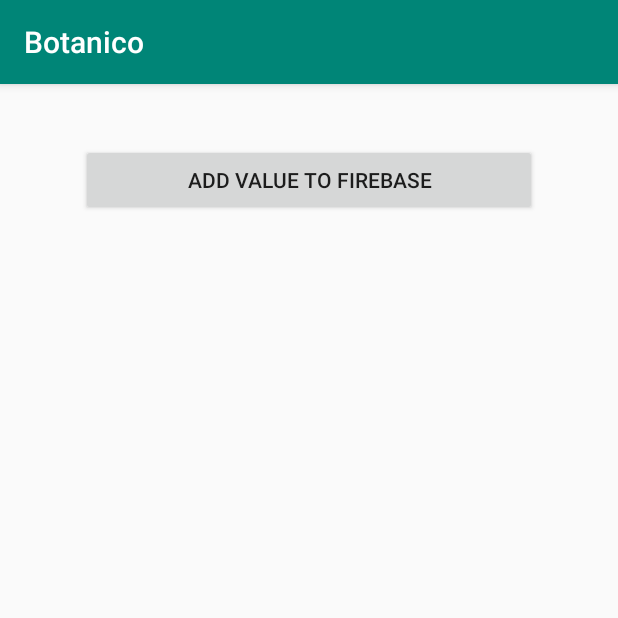
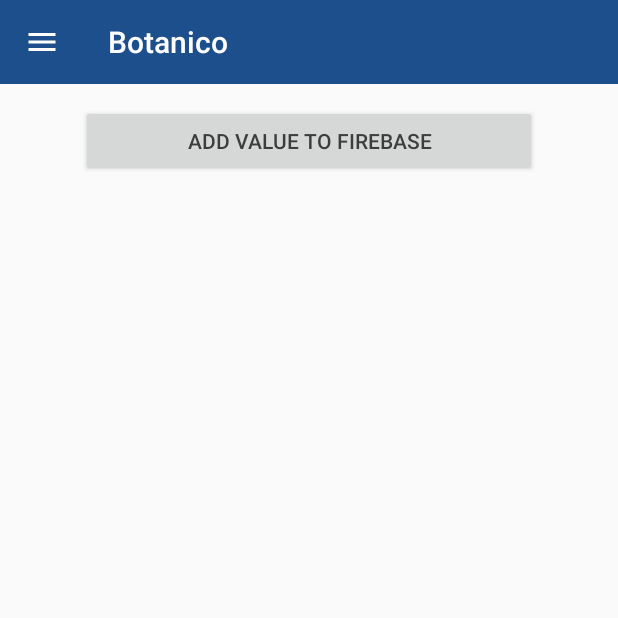
Before and after one commit to nperic1/Botanico, an Android app: the screen it shows after launch (MainActivity), on a phone screen of 412 x 824 dp, the top half of it. Run offline under Robolectric (Android 15) with nearby library versions, the phone set to English and light mode, and no system bars; our stand-ins replace Firebase (no records; nobody signed in at launch, a user with empty details on screens opened directly).

Commit message:
Promijenjena tema aplikacije i dodan navigacijski izbornik
Stvorena je nova tema aplikacije kao i stilovi i boje koje će se koristiti kroz aplikaciju. Implementirana je mogućnost otvaranja navigacijskog izbornika pomoću klika ili swipe-a.

```diff
--- a/app/build.gradle
+++ b/app/build.gradle
@@ -20,11 +20,18 @@ android {
 
 dependencies {
     implementation fileTree(dir: 'libs', include: ['*.jar'])
+
+    implementation 'com.android.support:support-media-compat:28.0.0'
+    implementation 'com.android.support:support-v4:28.0.0'
     implementation 'com.android.support:appcompat-v7:28.0.0'
+    implementation 'com.android.support:design:28.0.0'
+
     implementation 'com.android.support.constraint:constraint-layout:1.1.3'
+
     testImplementation 'junit:junit:4.12'
     androidTestImplementation 'com.android.support.test:runner:1.0.2'
     androidTestImplementation 'com.android.support.test.espresso:espresso-core:3.0.2'
+
     implementation 'com.google.firebase:firebase-database:16.0.3'
     implementation 'com.google.firebase:firebase-core:16.0.4'
 
--- a/app/src/main/AndroidManifest.xml
+++ b/app/src/main/AndroidManifest.xml
@@ -8,7 +8,7 @@
         android:label="@string/app_name"
         android:roundIcon="@mipmap/ic_launcher_round"
         android:supportsRtl="true"
-        android:theme="@style/AppTheme">
+        android:theme="@style/BotanicoTheme">
         <activity android:name=".MainActivity">
             <intent-filter>
                 <action android:name="android.intent.action.MAIN" />
--- a/app/src/main/java/hr/foi/air1817/botanico/MainActivity.java
+++ b/app/src/main/java/hr/foi/air1817/botanico/MainActivity.java
@@ -1,8 +1,14 @@
 package hr.foi.air1817.botanico;
 
 import android.support.annotation.NonNull;
+import android.support.design.widget.NavigationView;
+import android.support.v4.view.GravityCompat;
+import android.support.v4.widget.DrawerLayout;
+import android.support.v7.app.ActionBar;
 import android.support.v7.app.AppCompatActivity;
 import android.os.Bundle;
+import android.support.v7.widget.Toolbar;
+import android.view.MenuItem;
 import android.view.View;
 import android.widget.Button;
 import android.widget.TextView;
@@ -19,6 +25,8 @@ import java.util.Map;
 
 public class MainActivity extends AppCompatActivity {
 
+    private DrawerLayout mDrawerLayout;
+
     private Button btnAddValue;
     private TextView textView;
 
@@ -26,10 +34,12 @@ public class MainActivity extends AppCompatActivity {
 
     FirebaseDatabase database = FirebaseDatabase.getInstance();
     DatabaseReference myRef = database.getReference("message");
+
     @Override
     protected void onCreate(Bundle savedInstanceState) {
         super.onCreate(savedInstanceState);
         setContentView(R.layout.activity_main);
+
         textView = (TextView)findViewById(R.id.valueView);
         btnAddValue = (Button) findViewById(R.id.addValue);
         btnAddValue.setOnClickListener(new View.OnClickListener() {
@@ -41,7 +51,6 @@ public class MainActivity extends AppCompatActivity {
         });
 
         myRef.addValueEventListener(new ValueEventListener() {
-
             @Override
             public void onDataChange(@NonNull DataSnapshot dataSnapshot) {
                 String value = dataSnapshot.child("message").getValue(String.class);
@@ -53,5 +62,44 @@ public class MainActivity extends AppCompatActivity {
 
             }
         });
+
+        mDrawerLayout = (DrawerLayout) findViewById(R.id.drawer_layout);
+
+        NavigationView navigationView;
+        navigationView = findViewById(R.id.nav_view);
+        navigationView.setNavigationItemSelectedListener(
+                new NavigationView.OnNavigationItemSelectedListener() {
+                    @Override
+                    public boolean onNavigationItemSelected(MenuItem menuItem) {
+                        // set item as selected to persist highlight
+                        menuItem.setChecked(true);
+                        // close drawer when item is tapped
+                        mDrawerLayout.closeDrawers();
+
+                        // Add code here to update the UI based on the item selected
+                        // For example, swap UI fragments here
+
+                        return true;
+                    }
+                });
+
+
+        Toolbar toolbar = findViewById(R.id.toolbar);
+        setSupportActionBar(toolbar);
+
+        ActionBar actionbar = getSupportActionBar();
+        actionbar.setDisplayHomeAsUpEnabled(true);
+        actionbar.setHomeAsUpIndicator(R.drawable.ic_menu_white);
+
+    }
+
+    @Override
+    public boolean onOptionsItemSelected(MenuItem item) {
+        switch (item.getItemId()) {
+            case android.R.id.home:
+                mDrawerLayout.openDrawer(GravityCompat.START);
+                return true;
+        }
+        return super.onOptionsItemSelected(item);
     }
 }
--- /dev/null
+++ b/app/src/main/res/drawable/ic_menu_white.xml
@@ -0,0 +1,5 @@
+<vector android:height="24dp" android:tint="#FFFFFF"
+    android:viewportHeight="24.0" android:viewportWidth="24.0"
+    android:width="24dp" xmlns:android="http://schemas.android.com/apk/res/android">
+    <path android:fillColor="#FF000000" android:pathData="M3,18h18v-2L3,16v2zM3,13h18v-2L3,11v2zM3,6v2h18L21,6L3,6z"/>
+</vector>
--- a/app/src/main/res/layout/activity_main.xml
+++ b/app/src/main/res/layout/activity_main.xml
@@ -1,10 +1,32 @@
 <?xml version="1.0" encoding="utf-8"?>
-<android.support.constraint.ConstraintLayout xmlns:android="http://schemas.android.com/apk/res/android"
+<android.support.v4.widget.DrawerLayout xmlns:android="http://schemas.android.com/apk/res/android"
     xmlns:app="http://schemas.android.com/apk/res-auto"
     xmlns:tools="http://schemas.android.com/tools"
+    android:id="@+id/drawer_layout"
     android:layout_width="match_parent"
     android:layout_height="match_parent"
+    android:fitsSystemWindows="true"
     tools:context=".MainActivity">
+
+    <!-- Layout to contain contents of main body of screen (drawer will slide over this) -->
+    <FrameLayout
+        android:id="@+id/content_frame"
+        android:layout_width="match_parent"
+        android:layout_height="match_parent">
+
+        <android.support.v7.widget.Toolbar
+            android:id="@+id/toolbar"
+            android:layout_width="match_parent"
+            android:layout_height="?attr/actionBarSize"
+            android:background="?attr/colorPrimary"
+            android:theme="@style/ThemeOverlay.AppCompat.Dark">
+
+        </android.support.v7.widget.Toolbar>
+
+        <!-- Tu ide ostali UI -->
+        <android.support.constraint.ConstraintLayout
+            android:layout_width="match_parent"
+            android:layout_height="match_parent">
 
             <TextView
                 android:id="@+id/valueView"
@@ -21,11 +43,25 @@
                 android:layout_width="304dp"
                 android:layout_height="wrap_content"
                 android:layout_marginStart="8dp"
-        android:layout_marginTop="40dp"
+                android:layout_marginTop="70dp"
                 android:layout_marginEnd="8dp"
                 android:text="Add value to Firebase"
                 app:layout_constraintEnd_toEndOf="parent"
                 app:layout_constraintStart_toStartOf="parent"
                 app:layout_constraintTop_toTopOf="parent" />
+        </android.support.constraint.ConstraintLayout>
 
-</android.support.constraint.ConstraintLayout>
+    </FrameLayout>
+
+    <!-- Container for contents of drawer - use NavigationView to make configuration easier -->
+    <android.support.design.widget.NavigationView
+        android:id="@+id/nav_view"
+        android:layout_width="wrap_content"
+        android:layout_height="match_parent"
+        android:layout_gravity="start"
+        android:fitsSystemWindows="true"
+        app:menu="@menu/drawer_view"
+        app:headerLayout="@layout/nav_header">
+    </android.support.design.widget.NavigationView>
+
+</android.support.v4.widget.DrawerLayout>
--- /dev/null
+++ b/app/src/main/res/layout/nav_header.xml
@@ -0,0 +1,18 @@
+<?xml version="1.0" encoding="utf-8"?>
+<LinearLayout xmlns:android="http://schemas.android.com/apk/res/android"
+    android:layout_width="match_parent"
+    android:layout_height="192dp"
+    android:background="@color/textPrimary"
+    android:padding="16dp"
+    android:theme="@style/ThemeOverlay.AppCompat.Dark"
+    android:orientation="vertical"
+    android:gravity="bottom">
+
+    <TextView
+        android:layout_width="match_parent"
+        android:layout_height="wrap_content"
+        android:text="@string/app_name"
+        android:textAppearance="@style/TextAppearance.AppCompat.Title"
+        android:textColor="#ffffff"/>
+
+</LinearLayout>
--- /dev/null
+++ b/app/src/main/res/menu/drawer_view.xml
@@ -0,0 +1,23 @@
+<?xml version="1.0" encoding="utf-8"?>
+<menu xmlns:android="http://schemas.android.com/apk/res/android">
+    <group android:checkableBehavior="single">
+        <item
+            android:id="@+id/nav_home"
+            android:title="Home" />
+        <item
+            android:id="@+id/nav_gallery"
+            android:title="Gallery" />
+        <item
+            android:id="@+id/nav_notification_settings"
+            android:title="Notification settings" />
+    </group>
+
+    <group android:checkableBehavior="single">
+        <item
+            android:id="@+id/nav_help"
+            android:title="Help" />
+        <item
+            android:id="@+id/nav_info"
+            android:title="Info" />
+    </group>
+</menu>
--- a/app/src/main/res/values/colors.xml
+++ b/app/src/main/res/values/colors.xml
@@ -1,6 +1,7 @@
 <?xml version="1.0" encoding="utf-8"?>
 <resources>
-    <color name="colorPrimary">#008577</color>
-    <color name="colorPrimaryDark">#00574B</color>
+    <color name="colorPrimary">#1d4f8c</color>
+    <color name="colorPrimaryDark">#1d447b</color>
     <color name="colorAccent">#D81B60</color>
+    <color name="textPrimary">#3d3d3d</color>
 </resources>
--- a/app/src/main/res/values/styles.xml
+++ b/app/src/main/res/values/styles.xml
@@ -1,11 +1,15 @@
 <resources>
 
     <!-- Base application theme. -->
-    <style name="AppTheme" parent="Theme.AppCompat.Light.DarkActionBar">
+    <style name="BotanicoTheme" parent="BotanicoTheme.Base"></style>
+    <style name="BotanicoTheme.Base" parent="Theme.AppCompat.Light.DarkActionBar">
         <!-- Customize your theme here. -->
+        <item name="windowNoTitle">true</item>
+        <item name="windowActionBar">false</item>
         <item name="colorPrimary">@color/colorPrimary</item>
         <item name="colorPrimaryDark">@color/colorPrimaryDark</item>
         <item name="colorAccent">@color/colorAccent</item>
+        <item name="android:textColorPrimary">@color/textPrimary</item>
     </style>
 
 </resources>
```
Lines whose indentation alone changed are shown as unchanged.
